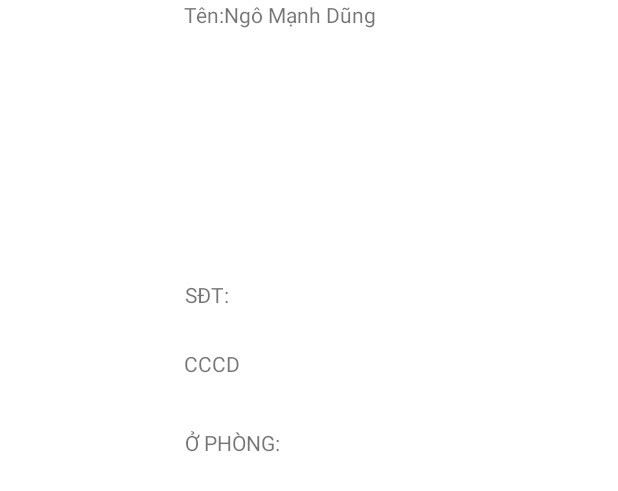
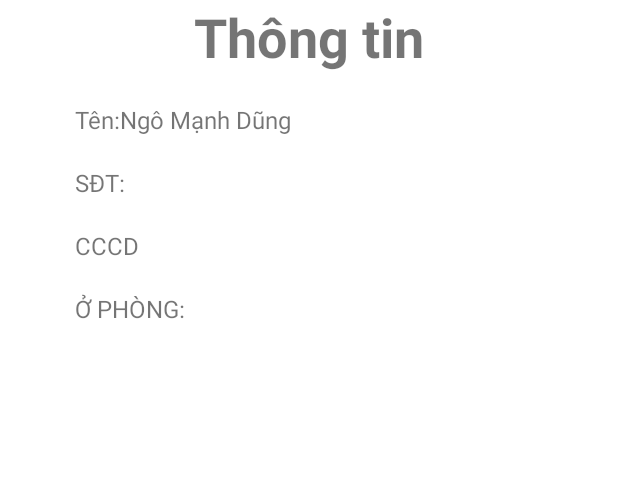
Before and after one commit to tranngochuy2107/app-nha-tro, an Android app: the layout detail_khachthue.xml on its own in the app's theme, with its tools: preview values and no code run, on a phone screen of 412 x 824 dp. Shown: the top 491 px of the screen. Run offline under Robolectric (Android 15) with nearby library versions, the phone set to English and light mode, and no system bars.

Commit message:
detailkhachthue, sửa daokhachThue, cập nhập vesion data base

```diff
--- a/app/src/main/java/Adapter/PhongAdapter.java
+++ b/app/src/main/java/Adapter/PhongAdapter.java
@@ -6,6 +6,7 @@ import android.app.Dialog;
 import android.content.Context;
 import android.graphics.Color;
 import android.graphics.drawable.ColorDrawable;
+import android.util.Log;
 import android.view.Gravity;
 import android.view.LayoutInflater;
 import android.view.View;
@@ -81,7 +82,7 @@ public class PhongAdapter extends BaseAdapter {
                 final Dialog dialog = new Dialog(context);
                 dialog.requestWindowFeature(Window.FEATURE_NO_TITLE);
                 dialog.setContentView(R.layout.dialog_bottom_phong);
-
+                Log.d("ssssssssss", "onClick: "+list.get(i).getIdPhong());
                 LinearLayout editLayout = dialog.findViewById(R.id.edt_update_dv);
                 LinearLayout delete_layout = dialog.findViewById(R.id.edt_delete_dv);
 
--- a/app/src/main/java/DAO/PhongDAO.java
+++ b/app/src/main/java/DAO/PhongDAO.java
@@ -59,7 +59,7 @@ public class PhongDAO {
     public Phong getUserById(String Id){
         String sql="SELECT * FROM Phong WHERE IdPhong=?";
         List<Phong> list = getData(sql,Id);
-        if(list!=null){
+        if(list.size()>0){
             return list.get(0);
         }
         return null;
--- a/app/src/main/res/layout/detail_khachthue.xml
+++ b/app/src/main/res/layout/detail_khachthue.xml
@@ -1,13 +1,25 @@
 <?xml version="1.0" encoding="utf-8"?>
-<androidx.constraintlayout.widget.ConstraintLayout xmlns:android="http://schemas.android.com/apk/res/android"
+<LinearLayout xmlns:android="http://schemas.android.com/apk/res/android"
     xmlns:app="http://schemas.android.com/apk/res-auto"
     xmlns:tools="http://schemas.android.com/tools"
     android:layout_width="match_parent"
+    android:orientation="vertical"
     android:layout_height="match_parent">
+    <TextView
+        android:layout_width="match_parent"
+        android:text="Thông tin"
+        android:gravity="center"
+        android:textSize="36dp"
+        android:textStyle="bold"
+        android:layout_height="wrap_content"/>
 
     <TextView
-        android:id="@+id/txt_thongtinname"
-        android:layout_width="wrap_content"
+        android:layout_marginTop="20sp"
+        android:paddingLeft="50dp"
+        android:textSize="16sp"
+        android:id="@+id/thongtinname"
+        android:layout_gravity=""
+        android:layout_width="match_parent"
         android:layout_height="wrap_content"
         android:text="Tên:Ngô Mạnh Dũng"
         app:layout_constraintEnd_toEndOf="parent"
@@ -16,9 +28,12 @@
         tools:layout_editor_absoluteY="118dp" />
 
     <TextView
+        android:paddingLeft="50dp"
+        android:textSize="16sp"
+        android:layout_marginTop="20sp"
         android:id="@+id/thongtinsdt"
-        android:layout_width="165dp"
-        android:layout_height="18dp"
+        android:layout_width="match_parent"
+        android:layout_height="wrap_content"
         android:text="SĐT:"
         app:layout_constraintBottom_toBottomOf="parent"
         app:layout_constraintEnd_toEndOf="parent"
@@ -27,10 +42,13 @@
         app:layout_constraintVertical_bias="0.232" />
 
     <TextView
+        android:paddingLeft="50dp"
+        android:textSize="16sp"
         android:id="@+id/thongtincccd"
-        android:layout_width="wrap_content"
+        android:layout_width="match_parent"
         android:layout_height="wrap_content"
         android:text="CCCD"
+        android:layout_marginTop="20sp"
         app:layout_constraintBottom_toBottomOf="parent"
         app:layout_constraintEnd_toEndOf="parent"
         app:layout_constraintHorizontal_bias="0.328"
@@ -39,8 +57,11 @@
         app:layout_constraintVertical_bias="0.289" />
 
     <TextView
+        android:paddingLeft="50dp"
+        android:textSize="16sp"
+        android:layout_marginTop="20sp"
         android:id="@+id/thongtinophong"
-        android:layout_width="wrap_content"
+        android:layout_width="match_parent"
         android:layout_height="wrap_content"
         android:text="Ở PHÒNG:"
         app:layout_constraintBottom_toBottomOf="parent"
@@ -49,4 +70,4 @@
         app:layout_constraintStart_toStartOf="parent"
         app:layout_constraintTop_toTopOf="parent"
         app:layout_constraintVertical_bias="0.355" />
-</androidx.constraintlayout.widget.ConstraintLayout>
+</LinearLayout>
--- a/app/src/main/res/layout/dialog_bottom_phong.xml
+++ b/app/src/main/res/layout/dialog_bottom_phong.xml
@@ -19,8 +19,8 @@
         android:layout_height="1dp"
         android:layout_marginTop="10sp"
         android:layout_marginBottom="10sp"
-        android:background="@color/colorDividerView"
-        />
+        android:background="@color/colorDividerView" />
+
     <LinearLayout
         android:id="@+id/edt_update_dv"
         android:layout_width="match_parent"
```
Also changed, not shown: app/src/main/java/Adapter/KhachThueAdapter.java (+25 -36 lines), app/src/main/java/DAO/KhachThueDAO.java (+18 -6 lines), app/src/main/java/Database/DbHelper.java (+8 -2 lines), app/src/main/java/Fragment/KhachThueFragment.java (+11 -9 lines), app/src/main/res/layout/bottom_layout_khachthue.xml (+0 -21 lines).
